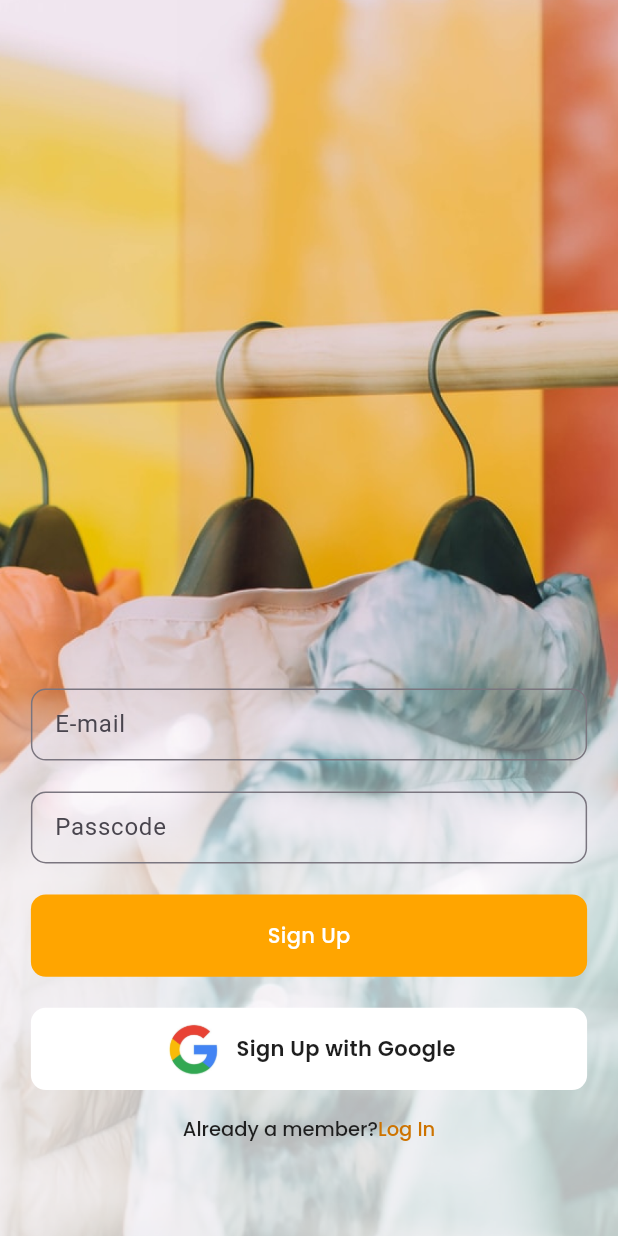
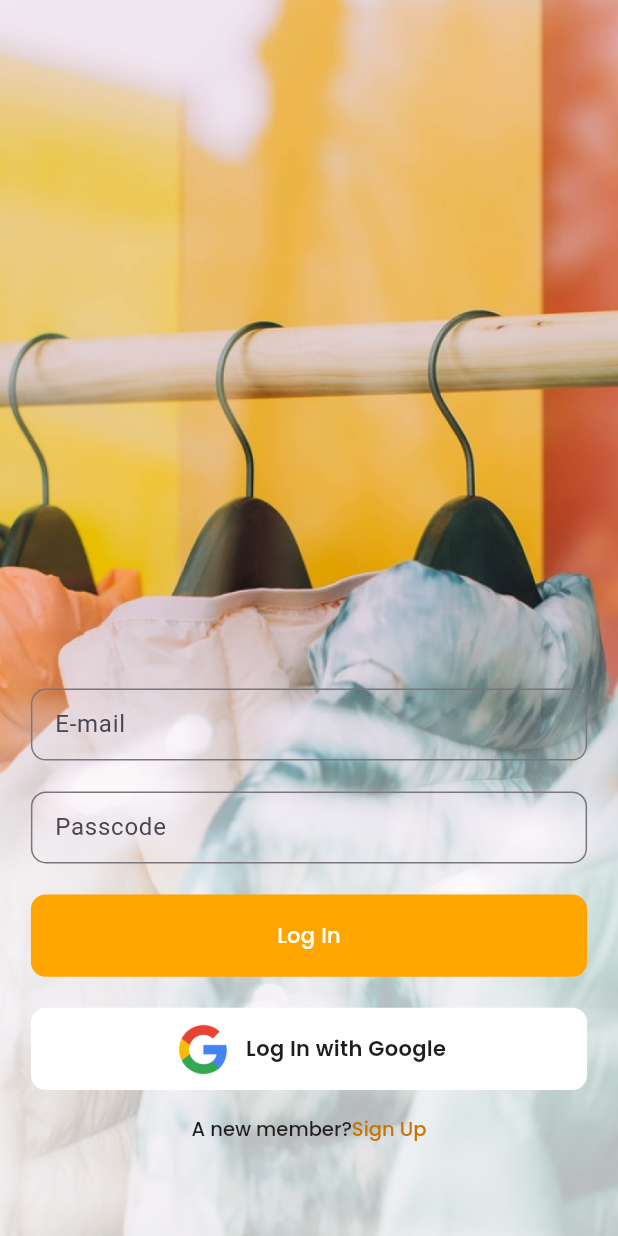
Before and after one commit to JeetRabadiya09/Shop_Easy, a Flutter app: the screen it shows after launch, on a phone screen of 412 x 824 dp. Run offline on Flutter 3.47's test engine with Material 2 defaults, Android fonts, the phone set to English and light mode, and no system bars.

Commit message:
new data

```diff
--- a/lib/main.dart
+++ b/lib/main.dart
@@ -1,5 +1,5 @@
 import 'package:flutter/material.dart';
-import 'package:shop_easy/view/Log_in/sign_up.dart';
+import 'package:shop_easy/view/Log_in/sign_in.dart';
 
 void main() {
   runApp(const MyApp());
@@ -18,7 +18,7 @@ class MyApp extends StatelessWidget {
         colorScheme: ColorScheme.fromSeed(seedColor: Colors.deepPurple),
         useMaterial3: true,
       ),
-      home: const SignUp(),
+      home: const SignIn(),
     );
   }
 }
--- /dev/null
+++ b/lib/res/constant/app_assets.dart
@@ -0,0 +1,5 @@
+class AppAssets {
+  static const String imagelogo = "assets/images/SHop EASY.png";
+  static const String imagesignin = "assets/images/Sign In.png";
+  static const String imagegoogle = "assets/images/google.png";
+}
--- /dev/null
+++ b/lib/res/constant/app_colors.dart
@@ -0,0 +1,8 @@
+import 'dart:ui';
+
+class AppColors {
+  static const Color orange = Color(0xFFFFA500);
+  static const Color white = Color(0xFFFFFFFF);
+  static const Color black = Color(0xFF1E1E1E);
+  static const Color orangetwo = Color(0xFFCD7300);
+}
--- /dev/null
+++ b/lib/res/constant/app_strings.dart
@@ -0,0 +1,13 @@
+class AppStrings {
+  //Login String
+  static const String email = "E-mail";
+  static const String passcode = "Passcode";
+  static const String login = "Log In";
+  static const String logingoogle = "Log In with Google";
+  static const String richone = "A new member?";
+  static const String richtwo = "Sign Up";
+  static const String signup = "Sign Up";
+  static const String signupgoogle = "Sign Up with Google";
+  static const String richsignone = "Already a member?";
+  static const String richsigntwo = "Log In";
+}
--- a/lib/view/Log_in/sign_in.dart
+++ b/lib/view/Log_in/sign_in.dart
@@ -1,5 +1,9 @@
 import 'package:flutter/material.dart';
+import 'package:shop_easy/res/constant/app_assets.dart';
+import 'package:shop_easy/res/constant/app_strings.dart';
 import 'package:shop_easy/view/Log_in/sign_up.dart';
+
+import '../../res/constant/app_colors.dart';
 
 class SignIn extends StatefulWidget {
   const SignIn({Key? key}) : super(key: key);
@@ -24,7 +28,7 @@ class _SignInState extends State<SignIn> {
         decoration: const BoxDecoration(
           image: DecorationImage(
             fit: BoxFit.cover,
-            image: AssetImage("assets/images/Sign In.png"),
+            image: AssetImage(AppAssets.imagesignin),
           ),
         ),
         child: Form(
@@ -51,7 +55,7 @@ class _SignInState extends State<SignIn> {
                     ),
                     // contentPadding: const EdgeInsets.all(00),
                     isDense: true,
-                    labelText: "E-mail",
+                    labelText: AppStrings.email,
                     hintText: "Enter email ",
                     contentPadding: const EdgeInsets.all(12),
                     hintStyle: const TextStyle(
@@ -80,7 +84,7 @@ class _SignInState extends State<SignIn> {
                     ),
                     // contentPadding: const EdgeInsets.all(00),
                     isDense: true,
-                    labelText: "Passcode",
+                    labelText: AppStrings.passcode,
                     hintText: "Enter passcode ",
                     contentPadding: const EdgeInsets.all(12),
                     hintStyle: const TextStyle(
@@ -113,16 +117,16 @@ class _SignInState extends State<SignIn> {
                     width: double.infinity,
                     alignment: Alignment.center,
                     decoration: BoxDecoration(
-                      color: const Color(0xFFFFA500),
+                      color: AppColors.orange,
                       borderRadius: BorderRadius.circular(10),
                     ),
                     child: const Text(
-                      "Log In",
+                      AppStrings.login,
                       style: TextStyle(
                         fontSize: 14,
                         fontFamily: "Poppins",
                         fontWeight: FontWeight.w500,
-                        color: Color(0xFFFFFFFF),
+                        color: AppColors.white,
                       ),
                     ),
                   ),
@@ -149,24 +153,24 @@ class _SignInState extends State<SignIn> {
                     width: double.infinity,
                     alignment: Alignment.center,
                     decoration: BoxDecoration(
-                      color: const Color(0xFFFFFFFF),
+                      color: AppColors.white,
                       borderRadius: BorderRadius.circular(10),
                     ),
                     child: Row(
                       mainAxisAlignment: MainAxisAlignment.center,
                       children: [
-                        Image.asset("assets/images/google.png",
+                        Image.asset(AppAssets.imagegoogle,
                             width: screenWidth / 10, height: screenHeight / 10),
                         SizedBox(
                           width: screenWidth / 50,
                         ),
                         const Text(
-                          "Log In with Google",
+                          AppStrings.logingoogle,
                           style: TextStyle(
                             fontSize: 14,
                             fontFamily: "Poppins",
                             fontWeight: FontWeight.w600,
-                            color: Color(0xFF1E1E1E),
+                            color: AppColors.black,
                           ),
                         ),
                       ],
@@ -190,18 +194,18 @@ class _SignInState extends State<SignIn> {
                       // style: TextStyle(color: Color(0xFF7C7C7C), fontSize: 18),
                       children: [
                         TextSpan(
-                            text: 'A new member?',
+                            text: AppStrings.richone,
                             style: TextStyle(
                               fontSize: 13,
                               fontWeight: FontWeight.w500,
-                              color: Color(0xFF1E1E1E),
+                              color: AppColors.black,
                               fontFamily: "Poppins",
                             )),
                         TextSpan(
-                            text: 'Sign Up',
+                            text: AppStrings.richtwo,
                             style: TextStyle(
                               fontSize: 13,
-                              color: Color(0xFFCD7300),
+                              color: AppColors.orangetwo,
                               fontWeight: FontWeight.w500,
                               fontFamily: "Poppins",
                             )),
--- a/lib/view/Log_in/sign_up.dart
+++ b/lib/view/Log_in/sign_up.dart
@@ -1,4 +1,7 @@
 import 'package:flutter/material.dart';
+import 'package:shop_easy/res/constant/app_assets.dart';
+import 'package:shop_easy/res/constant/app_colors.dart';
+import 'package:shop_easy/res/constant/app_strings.dart';
 import 'package:shop_easy/view/Log_in/sign_in.dart';
 
 class SignUp extends StatefulWidget {
@@ -24,7 +27,7 @@ class _SignUpState extends State<SignUp> {
         decoration: const BoxDecoration(
           image: DecorationImage(
             fit: BoxFit.cover,
-            image: AssetImage("assets/images/Sign In.png"),
+            image: AssetImage(AppAssets.imagesignin),
           ),
         ),
         child: Form(
@@ -51,7 +54,7 @@ class _SignUpState extends State<SignUp> {
                     ),
                     // contentPadding: const EdgeInsets.all(00),
                     isDense: true,
-                    labelText: "E-mail",
+                    labelText: AppStrings.email,
                     hintText: "Enter email ",
                     contentPadding: const EdgeInsets.all(12),
                     hintStyle: const TextStyle(
@@ -80,7 +83,7 @@ class _SignUpState extends State<SignUp> {
                     ),
                     // contentPadding: const EdgeInsets.all(00),
                     isDense: true,
-                    labelText: "Passcode",
+                    labelText: AppStrings.passcode,
                     hintText: "Enter passcode ",
                     contentPadding: const EdgeInsets.all(12),
                     hintStyle: const TextStyle(
@@ -99,16 +102,16 @@ class _SignUpState extends State<SignUp> {
                   width: double.infinity,
                   alignment: Alignment.center,
                   decoration: BoxDecoration(
-                    color: const Color(0xFFFFA500),
+                    color: AppColors.orange,
                     borderRadius: BorderRadius.circular(10),
                   ),
                   child: const Text(
-                    "Sign Up",
+                    AppStrings.signup,
                     style: TextStyle(
                       fontSize: 14,
                       fontFamily: "Poppins",
                       fontWeight: FontWeight.w500,
-                      color: Color(0xFFFFFFFF),
+                      color: AppColors.white,
                     ),
                   ),
                 ),
@@ -120,24 +123,24 @@ class _SignUpState extends State<SignUp> {
                   width: double.infinity,
                   alignment: Alignment.center,
                   decoration: BoxDecoration(
-                    color: const Color(0xFFFFFFFF),
+                    color: AppColors.white,
                     borderRadius: BorderRadius.circular(10),
                   ),
                   child: Row(
                     mainAxisAlignment: MainAxisAlignment.center,
                     children: [
-                      Image.asset("assets/images/google.png",
+                      Image.asset(AppAssets.imagegoogle,
                           width: screenWidth / 10, height: screenHeight / 10),
                       SizedBox(
                         width: screenWidth / 50,
                       ),
                       const Text(
-                        "Sign Up with Google",
+                        AppStrings.signupgoogle,
                         style: TextStyle(
                           fontSize: 14,
                           fontFamily: "Poppins",
                           fontWeight: FontWeight.w600,
-                          color: Color(0xFF1E1E1E),
+                          color: AppColors.black,
                         ),
                       ),
                     ],
@@ -160,18 +163,18 @@ class _SignUpState extends State<SignUp> {
                       // style: TextStyle(color: Color(0xFF7C7C7C), fontSize: 18),
                       children: [
                         TextSpan(
-                            text: 'Already a member?',
+                            text: AppStrings.richsignone,
                             style: TextStyle(
                               fontSize: 13,
                               fontWeight: FontWeight.w500,
-                              color: Color(0xFF1E1E1E),
+                              color: AppColors.black,
                               fontFamily: "Poppins",
                             )),
                         TextSpan(
-                            text: 'Log In',
+                            text: AppStrings.richsigntwo,
                             style: TextStyle(
                               fontSize: 13,
-                              color: Color(0xFFCD7300),
+                              color: AppColors.orangetwo,
                               fontWeight: FontWeight.w500,
                               fontFamily: "Poppins",
                             )),
```
Also changed, not shown: lib/view/splash/first_screen.dart (+21 -2 lines), lib/res/common/button_screen.dart (renamed from lib/common/button_screen.dart), lib/res/constant/constant.dart (added).
